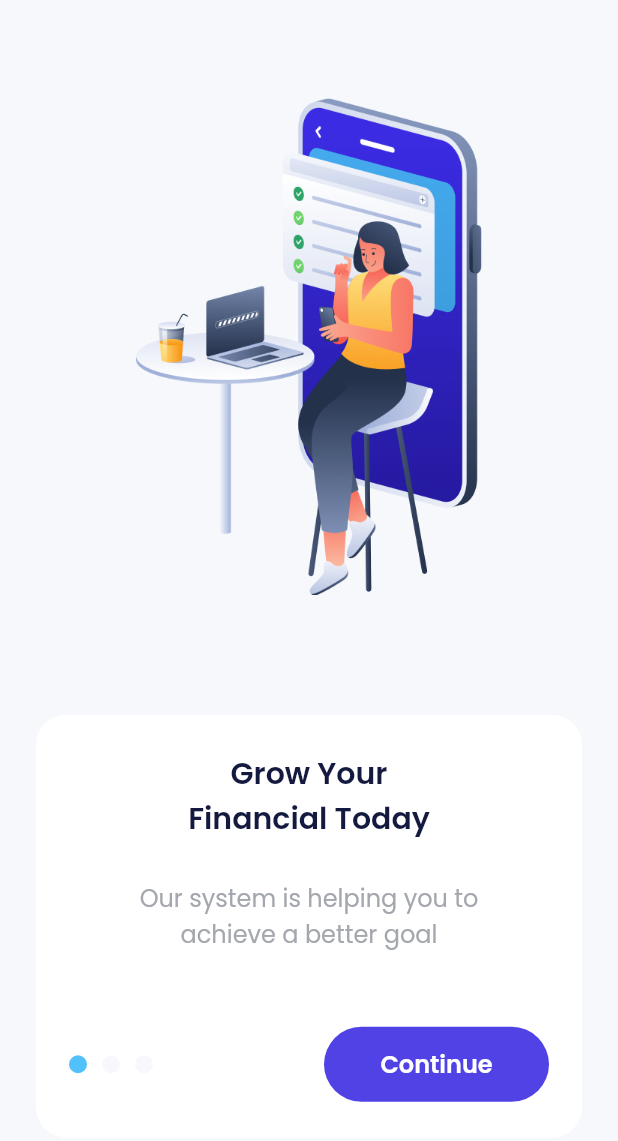
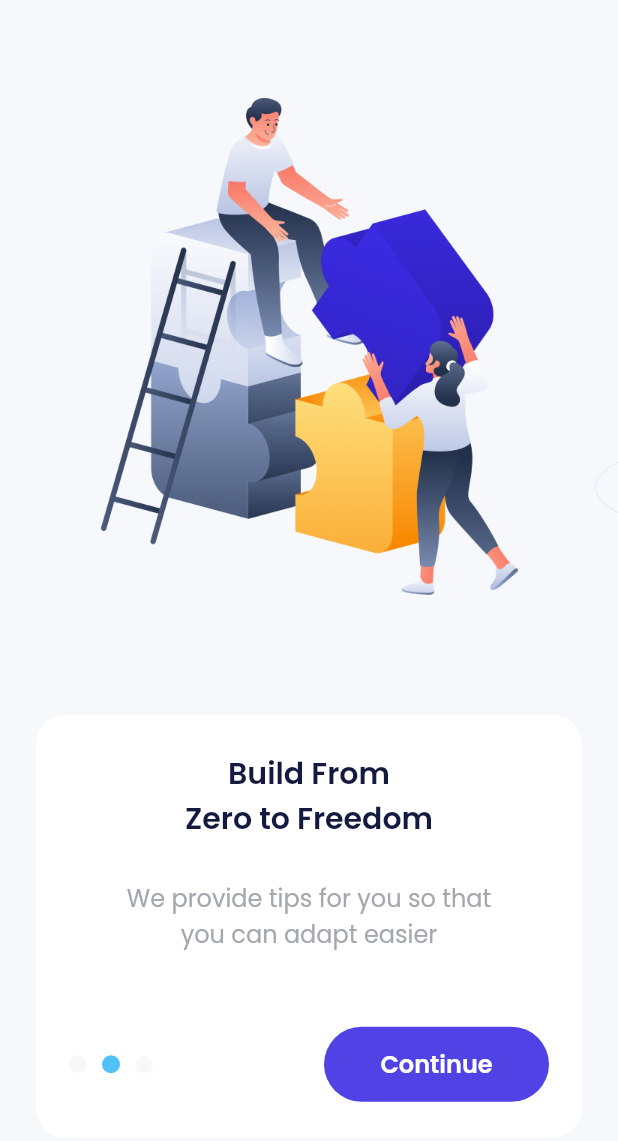
Before and after one commit to gwijaya94/bank_sha, a Flutter app: the screen it shows after launch, after a tap on "Continue", on a phone screen of 412 x 824 dp. Shown: the top 1141 px of the screen. Run offline on Flutter 3.47's test engine with Material 2 defaults, Android fonts, the phone set to English and light mode, and no system bars; drawn by our look-alikes of carousel_slider; our stand-ins replace google_fonts.

Commit message:
- implement controller from Carousel Slider - make title and subtitle flexible combine with carousel index

```diff
--- a/lib/ui/pages/onboarding_page.dart
+++ b/lib/ui/pages/onboarding_page.dart
@@ -2,8 +2,28 @@ import 'package:bank_sha/shared/theme.dart';
 import 'package:carousel_slider/carousel_slider.dart';
 import 'package:flutter/material.dart';
 
-class OnBoardingPage extends StatelessWidget {
+class OnBoardingPage extends StatefulWidget {
   const OnBoardingPage({Key? key}) : super(key: key);
+
+  @override
+  State<OnBoardingPage> createState() => _OnBoardingPageState();
+}
+
+class _OnBoardingPageState extends State<OnBoardingPage> {
+  int currentIndex = 0;
+  CarouselController carouselController = CarouselController();
+
+  List<String> titles = [
+    "Grow Your\nFinancial Today",
+    "Build From\nZero to Freedom",
+    "Start Together",
+  ];
+
+  List<String> subTitles = [
+    "Our system is helping you to\nachieve a better goal",
+    "We provide tips for you so that\nyou can adapt easier",
+    "We will guide you to where\nyou wanted it too",
+  ];
 
   @override
   Widget build(BuildContext context) {
@@ -28,10 +48,16 @@ class OnBoardingPage extends StatelessWidget {
                   height: 331,
                 ),
               ],
+              carouselController: carouselController,
               options: CarouselOptions(
                 height: 331,
-                viewportFraction: 1,
+                enlargeCenterPage: true,
                 enableInfiniteScroll: false,
+                onPageChanged: (index, reason) {
+                  setState(() {
+                    currentIndex = index;
+                  });
+                },
               ),
             ),
             const SizedBox(
@@ -53,7 +79,7 @@ class OnBoardingPage extends StatelessWidget {
               child: Column(
                 children: [
                   Text(
-                    'Grow Your\nFinancial Today',
+                    titles[currentIndex],
                     textAlign: TextAlign.center,
                     style: blackTextStyle.copyWith(
                       fontSize: 20,
@@ -64,7 +90,7 @@ class OnBoardingPage extends StatelessWidget {
                     height: 26,
                   ),
                   Text(
-                    "Our system is helping you to\nachieve a better goal",
+                    subTitles[currentIndex],
                     textAlign: TextAlign.center,
                     style: greyTextStyle.copyWith(
                       fontSize: 16,
@@ -83,7 +109,7 @@ class OnBoardingPage extends StatelessWidget {
                         ),
                         decoration: BoxDecoration(
                           shape: BoxShape.circle,
-                          color: blueColor,
+                          color: currentIndex == 0 ? blueColor : lightBgColor,
                         ),
                       ),
                       Container(
@@ -94,7 +120,7 @@ class OnBoardingPage extends StatelessWidget {
                         ),
                         decoration: BoxDecoration(
                           shape: BoxShape.circle,
-                          color: lightBgColor,
+                          color: currentIndex == 1 ? blueColor : lightBgColor,
                         ),
                       ),
                       Container(
@@ -105,7 +131,7 @@ class OnBoardingPage extends StatelessWidget {
                         ),
                         decoration: BoxDecoration(
                           shape: BoxShape.circle,
-                          color: lightBgColor,
+                          color: currentIndex == 2 ? blueColor : lightBgColor,
                         ),
                       ),
                       const Spacer(),
@@ -119,7 +145,9 @@ class OnBoardingPage extends StatelessWidget {
                               borderRadius: BorderRadius.circular(56),
                             ),
                           ),
-                          onPressed: () {},
+                          onPressed: () {
+                            carouselController.nextPage();
+                          },
                           child: Text(
                             'Continue',
                             style: whiteTextStyle.copyWith(
```
